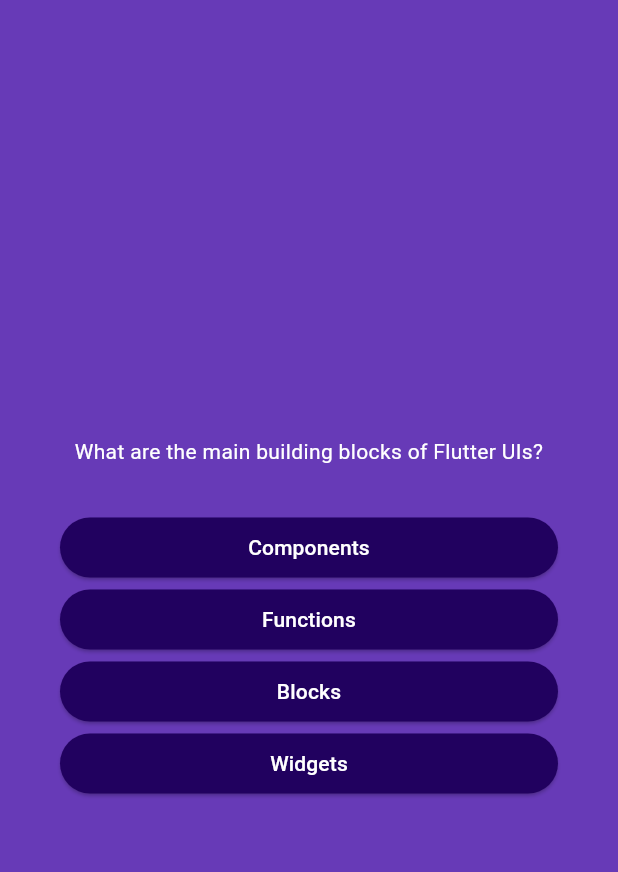
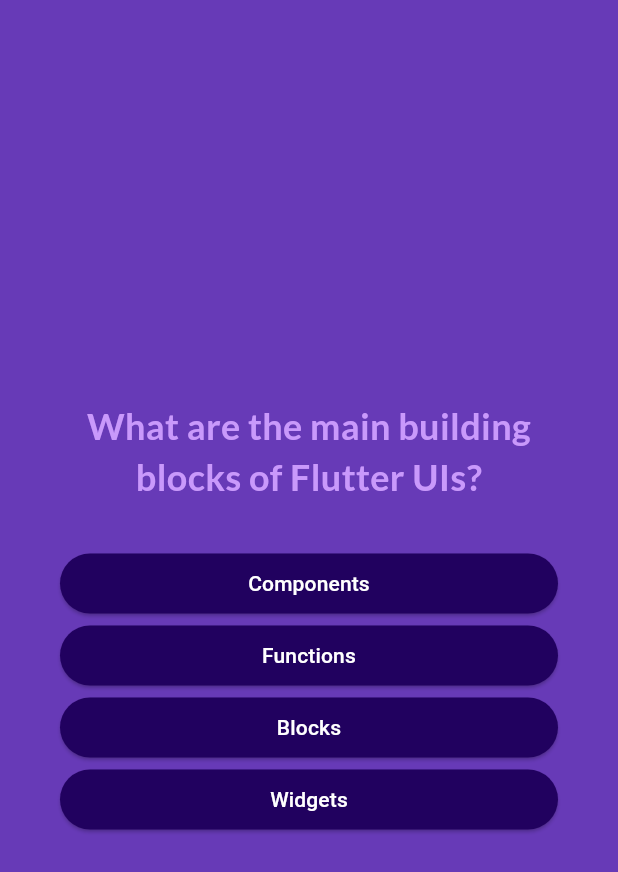
Before and after one commit to sweihmuller/quiz_app, a Flutter app: the screen it shows after launch, after a tap on "Start quiz", on a phone screen of 412 x 824 dp. Shown: the top 872 px of the screen. Run offline on Flutter 3.47's test engine with Material 3 defaults, Android fonts, the phone set to English and light mode, and no system bars; our stand-ins replace google_fonts.

Commit message:
Add Google Fonts dependency and update styles in QuestionsScreen

```diff
--- a/lib/questions_screen.dart
+++ b/lib/questions_screen.dart
@@ -1,6 +1,7 @@
 import 'package:flutter/material.dart';
 import 'package:quiz_app/answer_button.dart';
 import 'package:quiz_app/data/questions.dart';
+import 'package:google_fonts/google_fonts.dart';
 
 class QuestionsScreen extends StatefulWidget {
   const QuestionsScreen({super.key, required this.onSelectAnswer});
@@ -37,7 +38,11 @@ class _QuestionScreenState extends State<QuestionsScreen> {
           children: [
             Text(
               currentQuestion.question,
-              style: const TextStyle(color: Colors.white),
+              style: GoogleFonts.lato(
+                color: const Color.fromARGB(255, 201, 153, 251),
+                fontSize: 24,
+                fontWeight: FontWeight.bold,
+              ),
               textAlign: TextAlign.center,
             ),
             SizedBox(height: 30),
--- a/pubspec.yaml
+++ b/pubspec.yaml
@@ -34,6 +34,7 @@ dependencies:
   # The following adds the Cupertino Icons font to your application.
   # Use with the CupertinoIcons class for iOS style icons.
   cupertino_icons: ^1.0.8
+  google_fonts: ^6.2.1
 
 dev_dependencies:
   flutter_test:
@@ -44,7 +45,7 @@ dev_dependencies:
   # activated in the `analysis_options.yaml` file located at the root of your
   # package. See that file for information about deactivating specific lint
   # rules and activating additional ones.
-  flutter_lints: ^5.0.0
+  flutter_lints: ^6.0.0
 
 # For information on the generic Dart part of this file, see the
 # following page: https://dart.dev/tools/pub/pubspec
```
Also changed, not shown: pubspec.lock, 1 other file.
